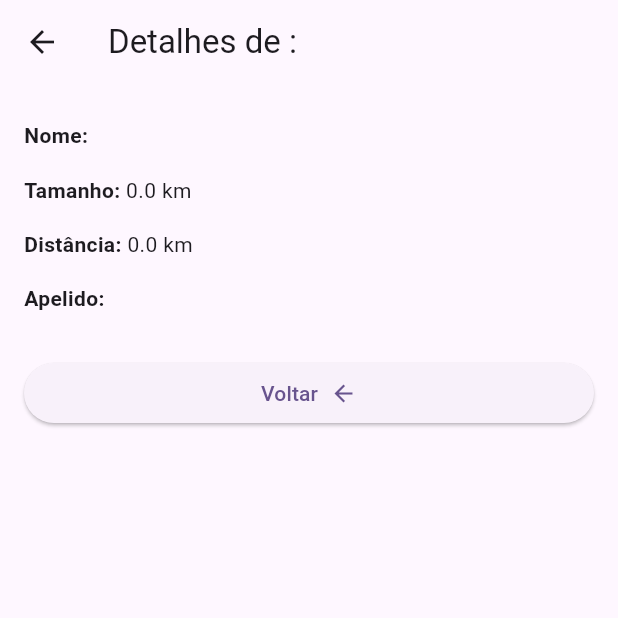
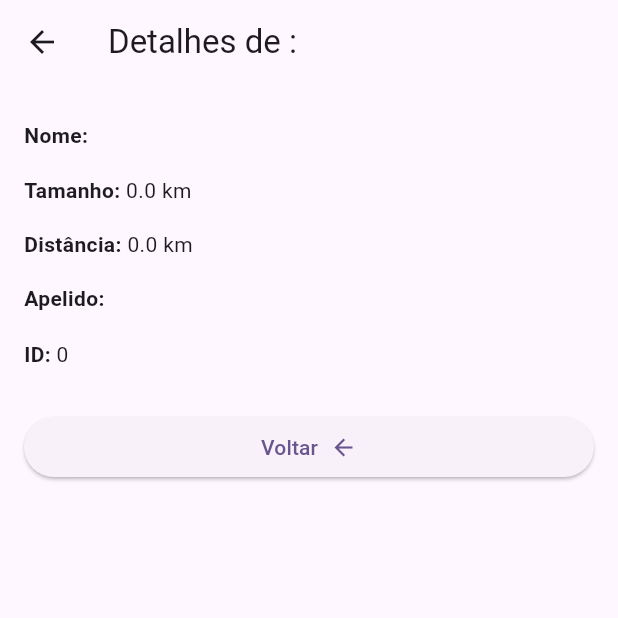
Before and after one commit to jhreeis/app-planetas, a Flutter app: the TelaDeDetalhes screen opened directly with empty values, on a phone screen of 412 x 824 dp, the top half of it. Run offline on Flutter 3.47's test engine with Material 3 defaults, Android fonts, the phone set to English and light mode, and no system bars; our stand-ins replace sqflite; accounts and stored records are empty.

```diff
--- a/lib/telas/detalhes.dart
+++ b/lib/telas/detalhes.dart
@@ -20,6 +20,7 @@ class TelaDeDetalhes extends StatelessWidget {
             _buildDetailRow('Tamanho', '${planeta.tamanho} km'),
             _buildDetailRow('Distância', '${planeta.distancia} km'),
             _buildDetailRow('Apelido', '${planeta.apelido}'),
+            _buildDetailRow('ID', '${planeta.id}'),
             const SizedBox(height: 20),
             ElevatedButton(
               onPressed: () => Navigator.of(context).pop(),
```
